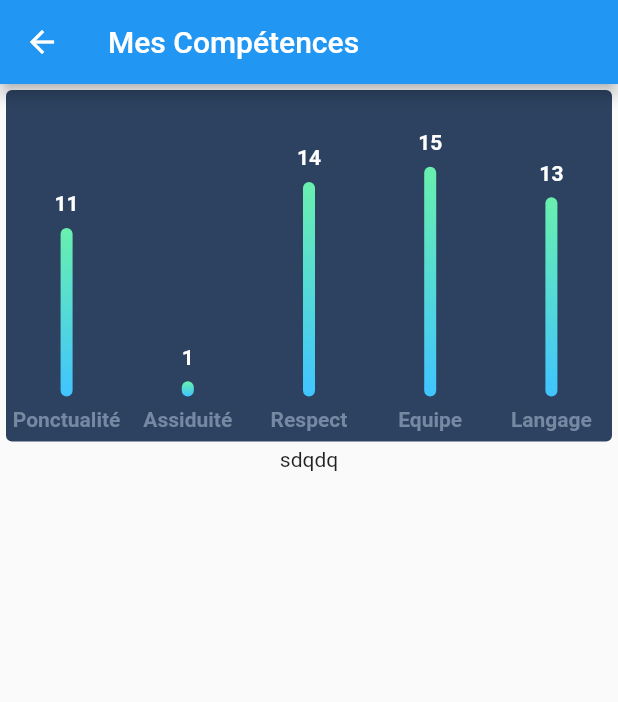
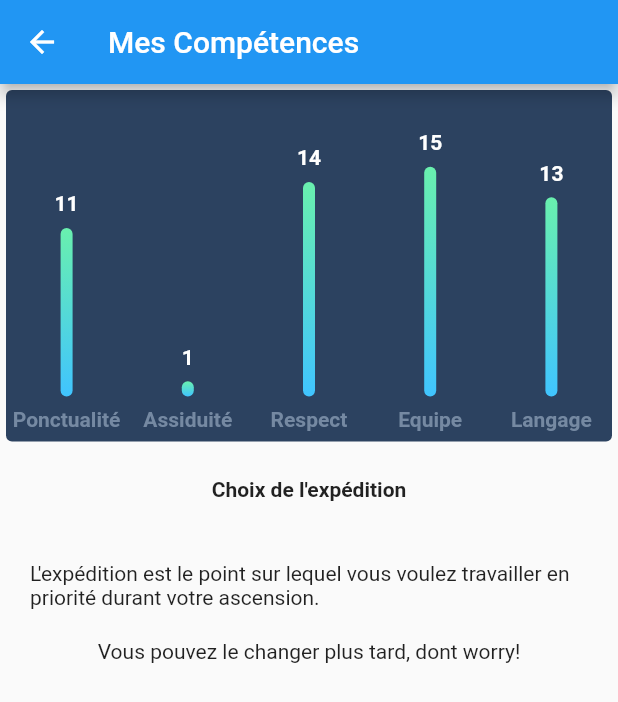
Before and after one commit to WalidKab/Person-Alps, a Flutter app: the SkillsPage screen opened directly, on a phone screen of 412 x 824 dp. Shown: the top 702 px of the screen. Run offline on Flutter 3.47's test engine with Material 2 defaults, Android fonts, the phone set to English and light mode, and no system bars; drawn by our look-alikes of fl_chart; accounts and stored records are empty.

Commit message:
Skills_v4

```diff
--- a/lib/view/competence.dart
+++ b/lib/view/competence.dart
@@ -177,7 +177,18 @@ class SkillsPage extends StatelessWidget {
               child: const Skills(),
             ),
           ),
-          Text("sdqdq")
+          Container(
+            margin: const EdgeInsets.only(top: 20.0, bottom: 20.0),
+            child: const Text("Choix de l'expédition",
+                style: TextStyle(fontWeight: FontWeight.bold)),
+          ),
+          Container(
+            margin: const EdgeInsets.only(
+                top: 20.0, bottom: 20.0, left: 20, right: 20),
+            child: const Text(
+                "L'expédition est le point sur lequel vous voulez travailler en priorité durant votre ascension."),
+          ),
+          Text("Vous pouvez le changer plus tard, dont worry!")
         ],
       ),
     );
```
